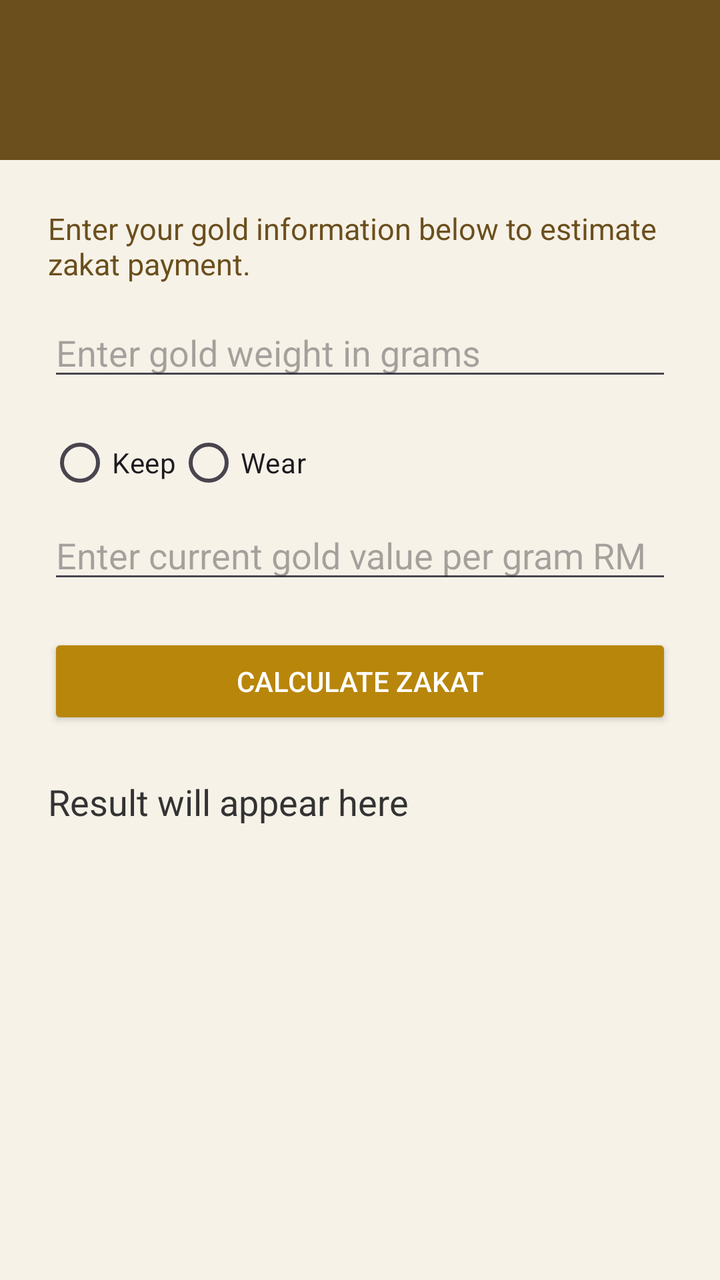
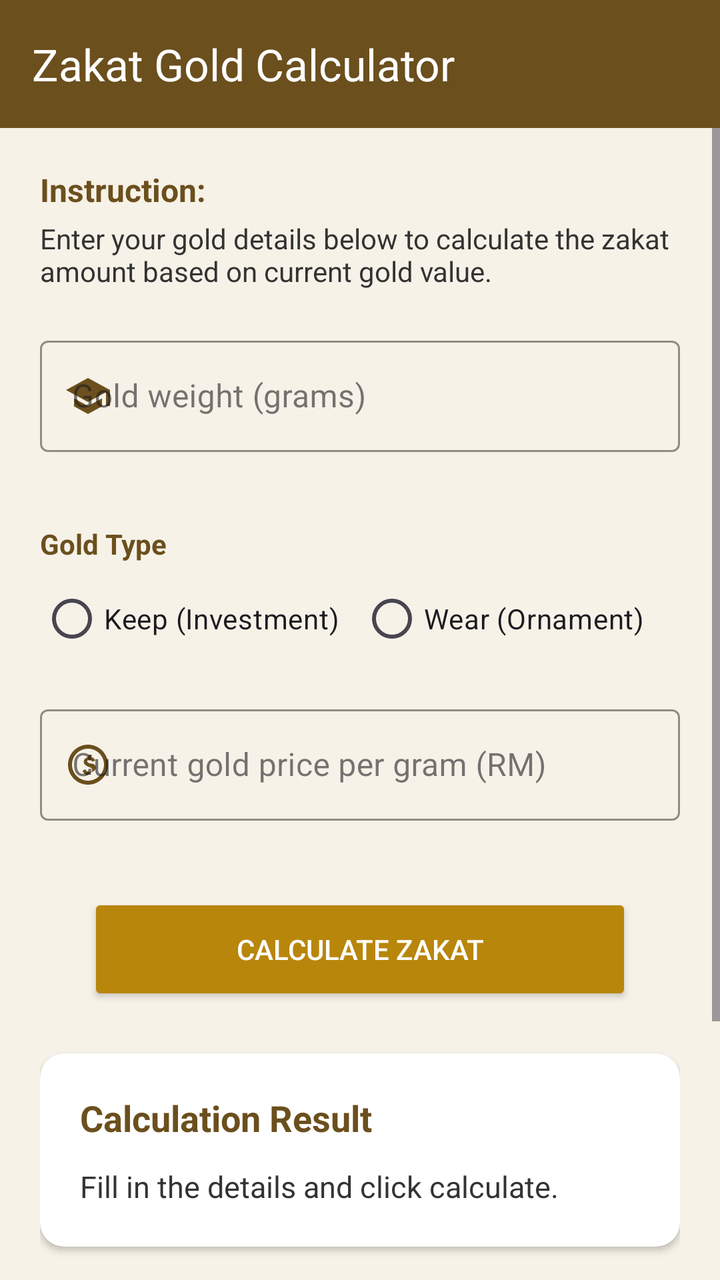

The first picture is an Android layout as it rendered before a commit; the second is the same layout after the commit. The layout source and the unified diff follow.
<!-- AndroidManifest.xml: application theme Theme.ZakatGoldCalculator -->
<!-- res/layout/activity_main.xml -->
<?xml version="1.0" encoding="utf-8"?>
<ScrollView xmlns:android="http://schemas.android.com/apk/res/android"
    android:layout_width="match_parent"
    android:layout_height="match_parent"
    android:background="#F7F2E8">

    <LinearLayout
        android:layout_width="match_parent"
        android:layout_height="wrap_content"
        android:orientation="vertical">

        <androidx.appcompat.widget.Toolbar
            android:id="@+id/toolbar"
            android:layout_width="match_parent"
            android:layout_height="80dp"
            android:paddingTop="24dp"
            android:background="#6B4F1D"
            android:title="Zakat Gold Calculator"
            android:titleTextColor="#FFFFFF" />

        <LinearLayout
            android:layout_width="match_parent"
            android:layout_height="wrap_content"
            android:orientation="vertical"
            android:padding="24dp">

            <TextView
                android:layout_width="match_parent"
                android:layout_height="wrap_content"
                android:text="Enter your gold information below to estimate zakat payment."
                android:textSize="15sp"
                android:textColor="#6B4F1D"
                android:paddingBottom="12dp" />

            <EditText
                android:id="@+id/weightInput"
                android:layout_width="match_parent"
                android:layout_height="wrap_content"
                android:hint="Enter gold weight in grams"
                android:inputType="numberDecimal" />

            <RadioGroup
                android:id="@+id/typeGroup"
                android:layout_width="match_parent"
                android:layout_height="wrap_content"
                android:orientation="horizontal"
                android:paddingTop="12dp">

                <RadioButton
                    android:id="@+id/keepRadio"
                    android:layout_width="wrap_content"
                    android:layout_height="wrap_content"
                    android:text="Keep" />

                <RadioButton
                    android:id="@+id/wearRadio"
                    android:layout_width="wrap_content"
                    android:layout_height="wrap_content"
                    android:text="Wear" />
            </RadioGroup>

            <EditText
                android:id="@+id/priceInput"
                android:layout_width="match_parent"
                android:layout_height="wrap_content"
                android:hint="Enter current gold value per gram RM"
                android:inputType="numberDecimal" />

            <Button
                android:id="@+id/calculateBtn"
                android:layout_width="match_parent"
                android:layout_height="wrap_content"
                android:text="Calculate Zakat"
                android:layout_marginTop="20dp"
                android:backgroundTint="#B8860B"
                android:textColor="#FFFFFF" />

            <TextView
                android:id="@+id/resultText"
                android:layout_width="match_parent"
                android:layout_height="wrap_content"
                android:text="Result will appear here"
                android:textSize="18sp"
                android:textColor="#333333"
                android:paddingTop="24dp" />

        </LinearLayout>

    </LinearLayout>
</ScrollView>
<!-- resources referenced by this layout -->
<resources>
  <style name="Theme.ZakatGoldCalculator" parent="Base.Theme.ZakatGoldCalculator" />
  <style name="Base.Theme.ZakatGoldCalculator" parent="Theme.Material3.DayNight.NoActionBar">
          
          
      </style>
</resources>

<!-- the commit's change to res/layout/activity_main.xml (unified diff, before → after) -->
@@ -1,90 +1,213 @@
 <?xml version="1.0" encoding="utf-8"?>
-<ScrollView xmlns:android="http://schemas.android.com/apk/res/android"
+<LinearLayout xmlns:android="http://schemas.android.com/apk/res/android"
+    xmlns:app="http://schemas.android.com/apk/res-auto"
     android:layout_width="match_parent"
     android:layout_height="match_parent"
-    android:background="#F7F2E8">
-
-    <LinearLayout
+    android:orientation="vertical"
+    android:background="@color/gold_background"
+    android:fitsSystemWindows="true">
+
+    <androidx.appcompat.widget.Toolbar
+        android:id="@+id/toolbar"
         android:layout_width="match_parent"
-        android:layout_height="wrap_content"
-        android:orientation="vertical">
-
-        <androidx.appcompat.widget.Toolbar
-            android:id="@+id/toolbar"
-            android:layout_width="match_parent"
-            android:layout_height="80dp"
-            android:paddingTop="24dp"
-            android:background="#6B4F1D"
-            android:title="Zakat Gold Calculator"
-            android:titleTextColor="#FFFFFF" />
+        android:layout_height="?attr/actionBarSize"
+        android:background="@color/gold_primary"
+        app:title="@string/app_name"
+        app:titleTextColor="@color/white"
+        android:elevation="4dp" />
+
+    <ScrollView
+        android:layout_width="match_parent"
+        android:layout_height="match_parent">
 
         <LinearLayout
             android:layout_width="match_parent"
             android:layout_height="wrap_content"
             android:orientation="vertical"
-            android:padding="24dp">
+            android:padding="20dp">
 
             <TextView
                 android:layout_width="match_parent"
                 android:layout_height="wrap_content"
-                android:text="Enter your gold information below to estimate zakat payment."
-                android:textSize="15sp"
-                android:textColor="#6B4F1D"
-                android:paddingBottom="12dp" />
-
-            <EditText
-                android:id="@+id/weightInput"
-                android:layout_width="match_parent"
-                android:layout_height="wrap_content"
-                android:hint="Enter gold weight in grams"
-                android:inputType="numberDecimal" />
+                android:text="@string/instruction_title"
+                android:textStyle="bold"
+                android:textColor="@color/gold_primary"
+                android:textSize="16sp"
+                android:layout_marginBottom="4dp" />
+
+            <TextView
+                android:layout_width="match_parent"
+                android:layout_height="wrap_content"
+                android:text="@string/instruction_desc"
+                android:textSize="14sp"
+                android:textColor="@color/text_dark"
+                android:layout_marginBottom="20dp" />
+
+            <com.google.android.material.textfield.TextInputLayout
+                android:id="@+id/weightInputLayout"
+                style="@style/Widget.MaterialComponents.TextInputLayout.OutlinedBox"
+                android:layout_width="match_parent"
+                android:layout_height="wrap_content"
+                android:layout_marginBottom="8dp"
+                android:hint="@string/weight_hint"
+                app:startIconDrawable="@drawable/ic_weight"
+                app:startIconTint="@color/gold_primary"
+                app:boxStrokeColor="@color/gold_primary"
+                app:hintTextColor="@color/gold_primary"
+                app:errorEnabled="true">
+
+                <com.google.android.material.textfield.TextInputEditText
+                    android:id="@+id/weightInput"
+                    android:layout_width="match_parent"
+                    android:layout_height="wrap_content"
+                    android:inputType="numberDecimal"
+                    android:imeOptions="actionNext"
+                    android:textColor="@color/text_dark" />
+            </com.google.android.material.textfield.TextInputLayout>
+
+            <TextView
+                android:layout_width="match_parent"
+                android:layout_height="wrap_content"
+                android:text="@string/gold_type_label"
+                android:textStyle="bold"
+                android:textColor="@color/gold_primary"
+                android:layout_marginTop="8dp"
+                android:layout_marginBottom="4dp" />
 
             <RadioGroup
                 android:id="@+id/typeGroup"
                 android:layout_width="match_parent"
                 android:layout_height="wrap_content"
                 android:orientation="horizontal"
-                android:paddingTop="12dp">
+                android:layout_marginBottom="16dp">
 
                 <RadioButton
                     android:id="@+id/keepRadio"
-                    android:layout_width="wrap_content"
-                    android:layout_height="wrap_content"
-                    android:text="Keep" />
+                    android:layout_width="0dp"
+                    android:layout_height="wrap_content"
+                    android:layout_weight="1"
+                    android:text="@string/keep_label"
+                    android:buttonTint="@color/gold_primary" />
 
                 <RadioButton
                     android:id="@+id/wearRadio"
-                    android:layout_width="wrap_content"
-                    android:layout_height="wrap_content"
-                    android:text="Wear" />
+                    android:layout_width="0dp"
+                    android:layout_height="wrap_content"
+                    android:layout_weight="1"
+                    android:text="@string/wear_label"
+                    android:buttonTint="@color/gold_primary" />
             </RadioGroup>
 
-            <EditText
-                android:id="@+id/priceInput"
-                android:layout_width="match_parent"
-                android:layout_height="wrap_content"
-                android:hint="Enter current gold value per gram RM"
-                android:inputType="numberDecimal" />
+            <com.google.android.material.textfield.TextInputLayout
+                android:id="@+id/priceInputLayout"
+                style="@style/Widget.MaterialComponents.TextInputLayout.OutlinedBox"
+                android:layout_width="match_parent"
+                android:layout_height="wrap_content"
+                android:layout_marginBottom="16dp"
+                android:hint="@string/price_hint"
+                app:startIconDrawable="@drawable/ic_price"
+                app:startIconTint="@color/gold_primary"
+                app:boxStrokeColor="@color/gold_primary"
+                app:hintTextColor="@color/gold_primary"
+                app:errorEnabled="true">
+
+                <com.google.android.material.textfield.TextInputEditText
+                    android:id="@+id/priceInput"
+                    android:layout_width="match_parent"
+                    android:layout_height="wrap_content"
+                    android:inputType="numberDecimal"
+                    android:imeOptions="actionDone"
+                    android:textColor="@color/text_dark" />
+            </com.google.android.material.textfield.TextInputLayout>
 
             <Button
                 android:id="@+id/calculateBtn"
                 android:layout_width="match_parent"
-                android:layout_height="wrap_content"
-                android:text="Calculate Zakat"
-                android:layout_marginTop="20dp"
-                android:backgroundTint="#B8860B"
-                android:textColor="#FFFFFF" />
-
-            <TextView
-                android:id="@+id/resultText"
-                android:layout_width="match_parent"
-                android:layout_height="wrap_content"
-                android:text="Result will appear here"
-                android:textSize="18sp"
-                android:textColor="#333333"
-                android:paddingTop="24dp" />
+                android:layout_height="56dp"
+                android:text="@string/calculate_button"
+                android:backgroundTint="@color/gold_secondary"
+                android:textColor="@color/white"
+                android:layout_marginStart="24dp"
+                android:layout_marginEnd="24dp"
+                android:insetTop="0dp"
+                android:insetBottom="0dp"
+                app:cornerRadius="28dp" />
+
+            <androidx.cardview.widget.CardView
+                android:layout_width="match_parent"
+                android:layout_height="wrap_content"
+                android:layout_marginTop="24dp"
+                app:cardCornerRadius="12dp"
+                app:cardElevation="2dp"
+                app:cardBackgroundColor="@color/white">
+
+                <LinearLayout
+                    android:layout_width="match_parent"
+                    android:layout_height="wrap_content"
+                    android:orientation="vertical"
+                    android:padding="20dp">
+
+                    <TextView
+                        android:layout_width="wrap_content"
+                        android:layout_height="wrap_content"
+                        android:text="@string/result_title"
+                        android:textStyle="bold"
+                        android:textColor="@color/gold_primary"
+                        android:textSize="18sp"
+                        android:layout_marginBottom="12dp" />
+
+                    <TextView
+                        android:id="@+id/resultText"
+                        android:layout_width="match_parent"
+                        android:layout_height="wrap_content"
+                        android:text="@string/result_placeholder"
+                        android:textSize="15sp"
+                        android:textColor="@color/text_dark"
+                        android:lineSpacingExtra="6dp" />
+                </LinearLayout>
+            </androidx.cardview.widget.CardView>
+
+            <androidx.cardview.widget.CardView
+                android:layout_width="match_parent"
+                android:layout_height="wrap_content"
+                android:layout_marginTop="24dp"
+                android:layout_marginBottom="24dp"
+                app:cardCornerRadius="12dp"
+                app:cardElevation="0dp"
+                app:cardBackgroundColor="@color/notice_background">
+
+                <LinearLayout
+                    android:layout_width="match_parent"
+                    android:layout_height="wrap_content"
+                    android:orientation="vertical"
+                    android:padding="16dp">
+
+                    <LinearLayout
+                        android:layout_width="match_parent"
+                        android:layout_height="wrap_content"
+                        android:orientation="horizontal"
+                        android:gravity="center_vertical"
+                        android:layout_marginBottom="8dp">
+
+                        <TextView
+                            android:layout_width="wrap_content"
+                            android:layout_height="wrap_content"
+                            android:text="@string/notice_title"
+                            android:textStyle="bold"
+                            android:textColor="@color/gold_primary"
+                            android:textSize="14sp" />
+                    </LinearLayout>
+
+                    <TextView
+                        android:layout_width="match_parent"
+                        android:layout_height="wrap_content"
+                        android:text="@string/notice_desc"
+                        android:textSize="13sp"
+                        android:textColor="@color/gold_primary"
+                        android:lineSpacingExtra="4dp" />
+                </LinearLayout>
+            </androidx.cardview.widget.CardView>
 
         </LinearLayout>
-
-    </LinearLayout>
-</ScrollView>
+    </ScrollView>
+</LinearLayout>
<!-- resource entries referenced after the edit -->
@@ -1,9 +1,56 @@
 <!-- resources referenced by this layout -->
 <resources>
+  <color name="gold_background">#F7F2E8</color>
+  <color name="gold_primary">#6B4F1D</color>
+  <color name="gold_secondary">#B8860B</color>
+  <color name="notice_background">#EFE6D5</color>
+  <color name="text_dark">#333333</color>
+  <color name="white">#FFFFFFFF</color>
+  <!-- drawable ic_price (drawable) -->
+  <vector xmlns:android="http://schemas.android.com/apk/res/android"
+      android:width="24dp"
+      android:height="24dp"
+      android:viewportWidth="24"
+      android:viewportHeight="24"
+      android:tint="@color/gold_primary">
+      <path
+          android:fillColor="@android:color/white"
+          android:pathData="M12,2C6.48,2 2,6.48 2,12s4.48,10 10,10 10,-4.48 10,-10S17.52,2 12,2zM12,20c-4.41,0 -8,-3.59 -8,-8s3.59,-8 8,-8 8,3.59 8,8 -3.59,8 -8,8zM12.89,11.39c-0.85,-0.33 -1.3,-0.59 -1.3,-1.05c0,-0.49 0.43,-0.78 1.16,-0.78c0.82,0 1.22,0.36 1.34,1.01l1.45,-0.61c-0.21,-0.83 -0.79,-1.49 -1.74,-1.72V7h-1.61v1.23c-1.3,0.26 -2.31,1.1 -2.31,2.27c0,1.38 1.14,2.07 2.8,2.71c1,0.39 1.48,0.77 1.48,1.35c0,0.72 -0.66,1.08 -1.58,1.08c-1.07,0 -1.61,-0.48 -1.79,-1.31l-1.48,0.63c0.3,1.38 1.35,2.09 2.51,2.36V17h1.61v-1.24c1.33,-0.22 2.42,-1.01 2.42,-2.35C15.84,12.01 14.7,11.39 12.89,11.39z"/>
+  </vector>
+  <!-- drawable ic_weight (drawable) -->
+  <vector xmlns:android="http://schemas.android.com/apk/res/android"
+      android:width="24dp"
+      android:height="24dp"
+      android:viewportWidth="24"
+      android:viewportHeight="24"
+      android:tint="@color/gold_primary">
+      <path
+          android:fillColor="@android:color/white"
+          android:pathData="M12,3L1,9L12,15L21,10.09V17H23V9M5,13.18V17.18L12,21L19,17.18V13.18L12,17L5,13.18Z"/>
+  </vector>
+  <string name="app_name">Zakat Gold Calculator</string>
+  <string name="calculate_button">Calculate Zakat</string>
+  <string name="gold_type_label">Gold Type</string>
+  <string name="instruction_desc">Enter your gold details below to calculate the zakat amount based on current gold value.</string>
+  <string name="instruction_title">Instruction:</string>
+  <string name="keep_label">Keep (Investment)</string>
+  <string name="notice_desc">- Keep: Gold weight exceeds 85g is taxable.\n- Wear: Gold weight exceeds 200g is taxable.\n- Zakat rate is 2.5% of the taxable amount.</string>
+  <string name="notice_title">Helpful Notice:</string>
+  <string name="price_hint">Current gold price per gram (RM)</string>
+  <string name="result_placeholder">Fill in the details and click calculate.</string>
+  <string name="result_title">Calculation Result</string>
+  <string name="wear_label">Wear (Ornament)</string>
+  <string name="weight_hint">Gold weight (grams)</string>
   <style name="Theme.ZakatGoldCalculator" parent="Base.Theme.ZakatGoldCalculator" />
   <style name="Base.Theme.ZakatGoldCalculator" parent="Theme.Material3.DayNight.NoActionBar">
           
-          
+          <item name="colorPrimary">@color/gold_primary</item>
+          <item name="colorSecondary">@color/gold_secondary</item>
+          <item name="colorError">@color/error_color</item>
+          <item name="android:statusBarColor">@color/gold_primary</item>
+          <item name="android:windowLightStatusBar">false</item>
+          <item name="android:navigationBarColor">@color/gold_background</item>
       </style>
+  <color name="error_color">#B00020</color>
 </resources>
 
